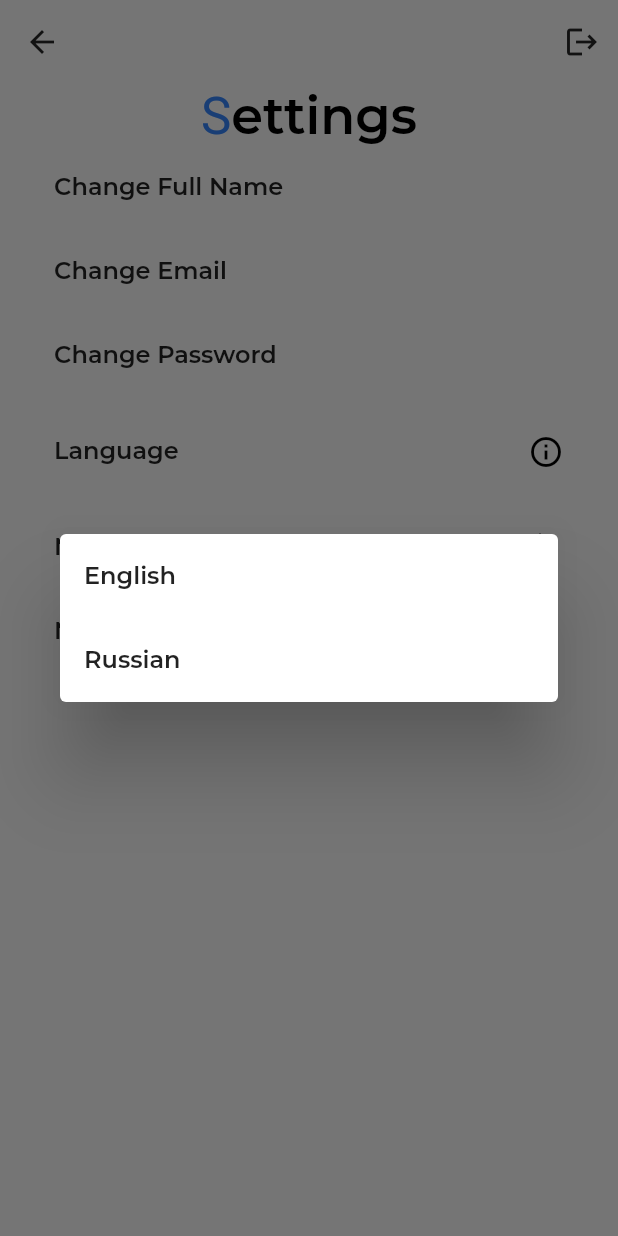
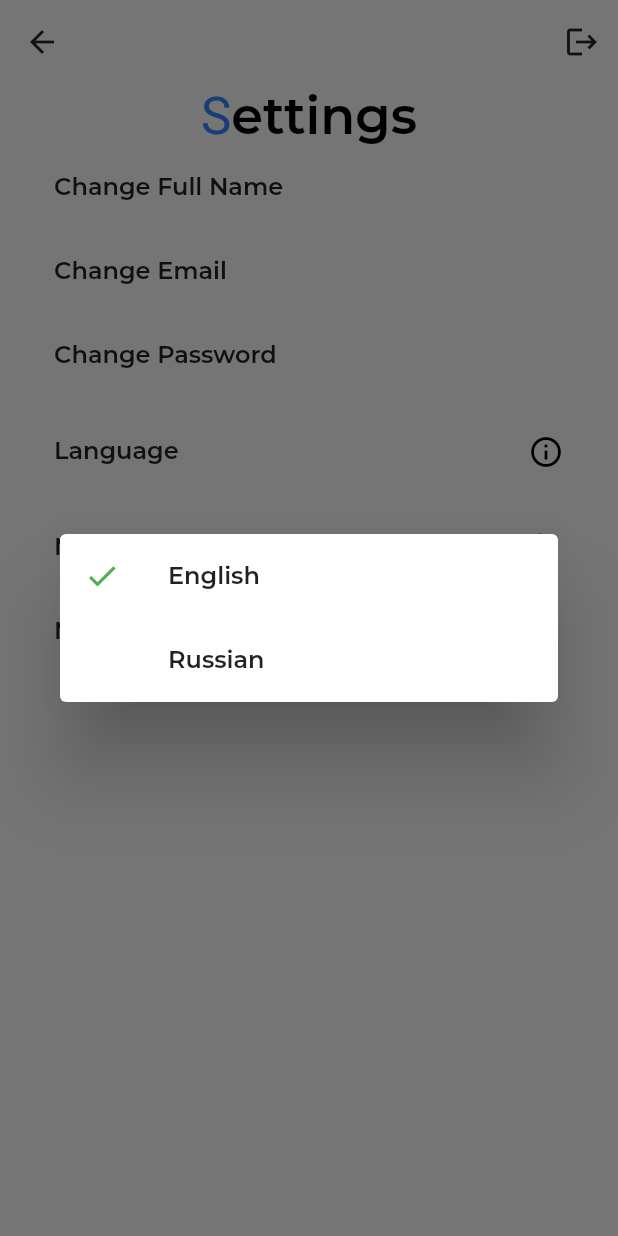
Before and after one commit to giik0n/nuzai_wallet, a Flutter app: the SettingsPage screen opened directly with empty values, after a tap on "Language", on a phone screen of 412 x 824 dp. Run offline on Flutter 3.47's test engine with Material 2 defaults, Android fonts, the phone set to English and light mode, and no system bars; our stand-ins replace easy_localization, email_validator, flutter_secure_storage, local_auth, shared_preferences; missing offline and left inert: qr_code_scanner, visibility_aware_state; accounts and stored records are empty.

Commit message:
v 1.0.3 - change language

```diff
--- a/lib/screens/settings.dart
+++ b/lib/screens/settings.dart
@@ -72,8 +72,8 @@ class _SettingsPageState extends State<SettingsPage> {
                                         style: TextStyle(
                                             color: colorScheme.secondary)),
                                     TextSpan(
-                                        text: settingsTitle
-                                            .substring(1, settingsTitle.length)),
+                                        text: settingsTitle.substring(
+                                            1, settingsTitle.length)),
                                   ],
                                 ),
                               ),
@@ -209,6 +209,16 @@ class _SettingsPageState extends State<SettingsPage> {
               children: List.generate(
                 supportedLocales.length,
                 (index) => ListTile(
+                  leading: context.locale == supportedLocales[index]
+                      ? const Icon(
+                          Icons.check,
+                          color: Colors.green,
+                        )
+                      : const SizedBox.shrink(),
+                  onTap: () {
+                    context.setLocale(supportedLocales[index]);
+                    Navigator.of(context).pop();
+                  },
                   title: Text(supportedLocales[index].languageCode.tr()),
                 ),
               ),
```
